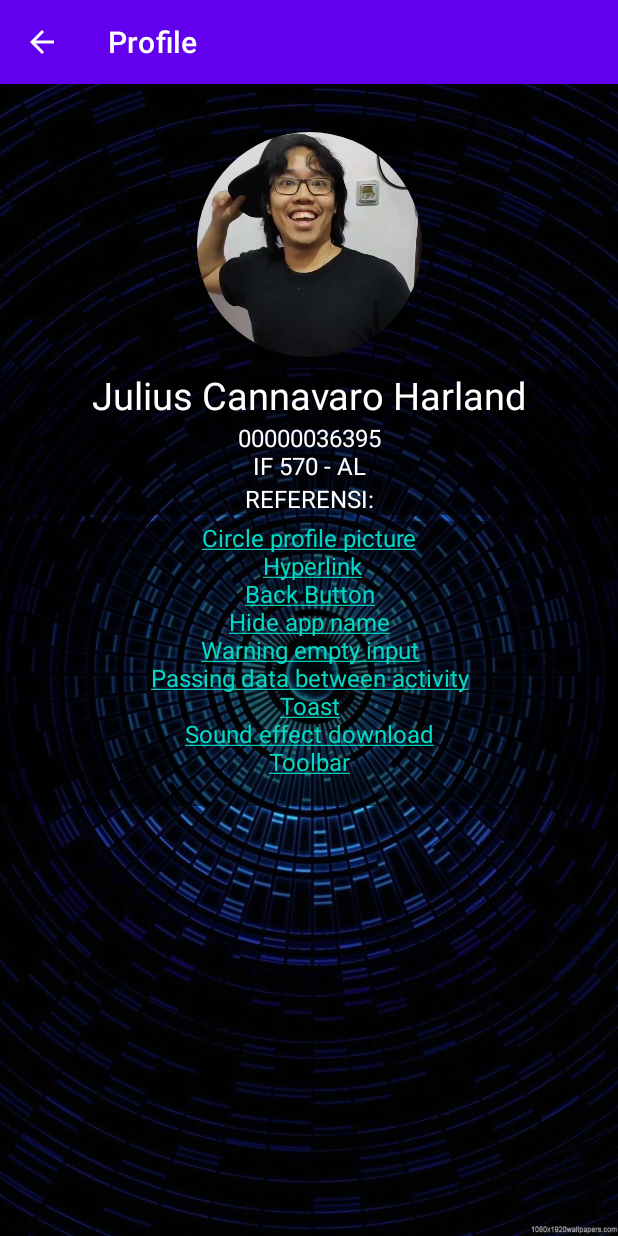
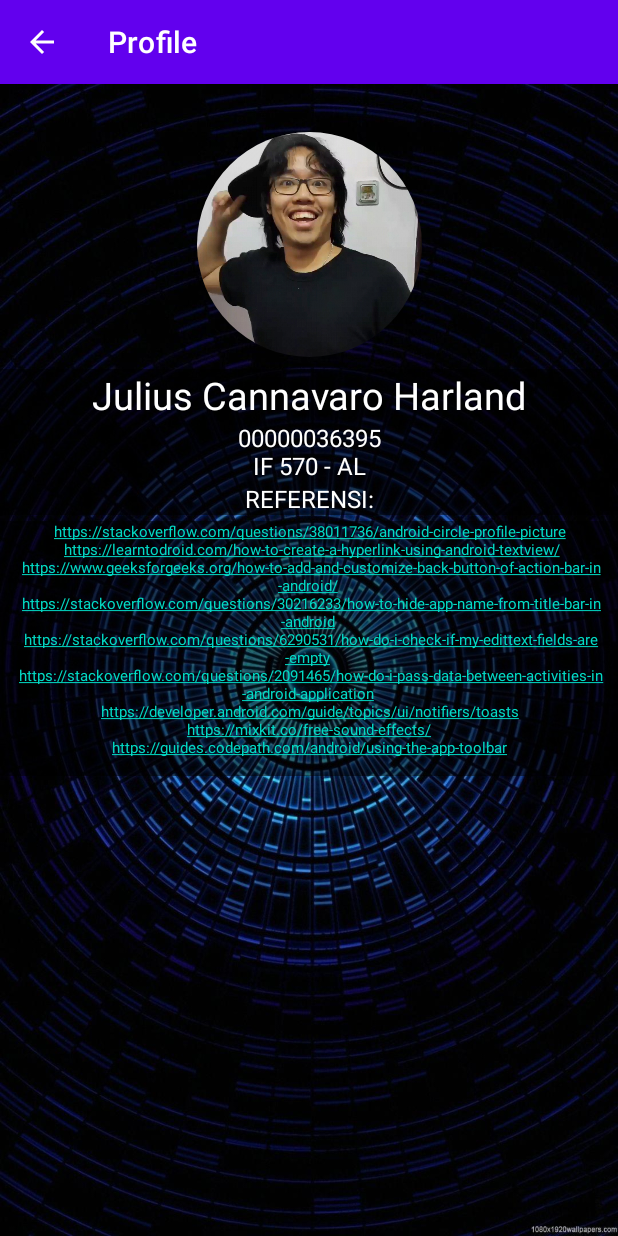
Before and after one commit to juliushoho/ModulMAP, an Android app: the Profile screen opened directly, with no data from a screen before it, on a phone screen of 412 x 824 dp. Run offline under Robolectric (Android 15) with nearby library versions, the phone set to English and light mode, and no system bars; our stand-ins replace CircleImageView.

Commit message:
UTS
Minor Change

```diff
--- a/UTS_36395_JuliusCannavaroHarland/app/src/main/res/layout/activity_profile.xml
+++ b/UTS_36395_JuliusCannavaroHarland/app/src/main/res/layout/activity_profile.xml
@@ -76,7 +76,7 @@
         android:text="@string/reference"
         android:textAlignment="center"
         android:background="#88000000"
-        android:textSize="16sp"
+        android:textSize="10sp"
         app:layout_constraintEnd_toEndOf="parent"
         app:layout_constraintHorizontal_bias="0.0"
         app:layout_constraintStart_toStartOf="parent"
--- a/UTS_36395_JuliusCannavaroHarland/app/src/main/res/values/strings.xml
+++ b/UTS_36395_JuliusCannavaroHarland/app/src/main/res/values/strings.xml
@@ -1,14 +1,14 @@
 <resources>
     <string name="app_name">UTS_36395_JuliusCannavaroHarland</string>
     <string name="reference">
-        <a href="https://stackoverflow.com/questions/38011736/android-circle-profile-picture">Circle profile picture</a> \n
-        <a href="https://learntodroid.com/how-to-create-a-hyperlink-using-android-textview/">Hyperlink</a>\n
-        <a href="https://www.geeksforgeeks.org/how-to-add-and-customize-back-button-of-action-bar-in-android/">Back Button</a> \n
-        <a href="https://stackoverflow.com/questions/30216233/how-to-hide-app-name-from-title-bar-in-android">Hide app name</a> \n
-        <a href="https://stackoverflow.com/questions/6290531/how-do-i-check-if-my-edittext-fields-are-empty">Warning empty input</a> \n
-        <a href="https://stackoverflow.com/questions/2091465/how-do-i-pass-data-between-activities-in-android-application">Passing data between activity</a> \n
-        <a href="https://developer.android.com/guide/topics/ui/notifiers/toasts">Toast</a> \n
-        <a href="https://mixkit.co/free-sound-effects/">Sound effect download</a> \n
-        <a href="https://guides.codepath.com/android/using-the-app-toolbar">Toolbar</a> \n
+        <a href="https://stackoverflow.com/questions/38011736/android-circle-profile-picture">https://stackoverflow.com/questions/38011736/android-circle-profile-picture</a> \n
+        <a href="https://learntodroid.com/how-to-create-a-hyperlink-using-android-textview/">https://learntodroid.com/how-to-create-a-hyperlink-using-android-textview/</a>\n
+        <a href="https://www.geeksforgeeks.org/how-to-add-and-customize-back-button-of-action-bar-in-android/">https://www.geeksforgeeks.org/how-to-add-and-customize-back-button-of-action-bar-in-android/</a> \n
+        <a href="https://stackoverflow.com/questions/30216233/how-to-hide-app-name-from-title-bar-in-android">https://stackoverflow.com/questions/30216233/how-to-hide-app-name-from-title-bar-in-android</a> \n
+        <a href="https://stackoverflow.com/questions/6290531/how-do-i-check-if-my-edittext-fields-are-empty">https://stackoverflow.com/questions/6290531/how-do-i-check-if-my-edittext-fields-are-empty</a> \n
+        <a href="https://stackoverflow.com/questions/2091465/how-do-i-pass-data-between-activities-in-android-application">https://stackoverflow.com/questions/2091465/how-do-i-pass-data-between-activities-in-android-application</a> \n
+        <a href="https://developer.android.com/guide/topics/ui/notifiers/toasts">https://developer.android.com/guide/topics/ui/notifiers/toasts</a> \n
+        <a href="https://mixkit.co/free-sound-effects/">https://mixkit.co/free-sound-effects/</a> \n
+        <a href="https://guides.codepath.com/android/using-the-app-toolbar">https://guides.codepath.com/android/using-the-app-toolbar</a> \n
     </string>
 </resources>
```
Also changed, not shown: 1 other file.
